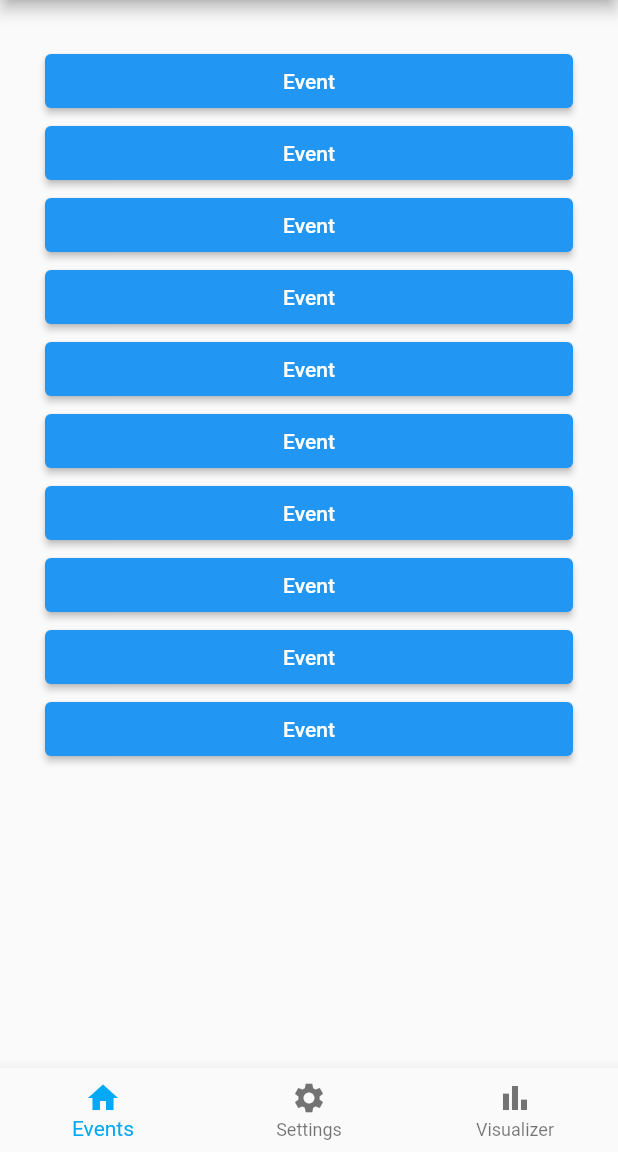
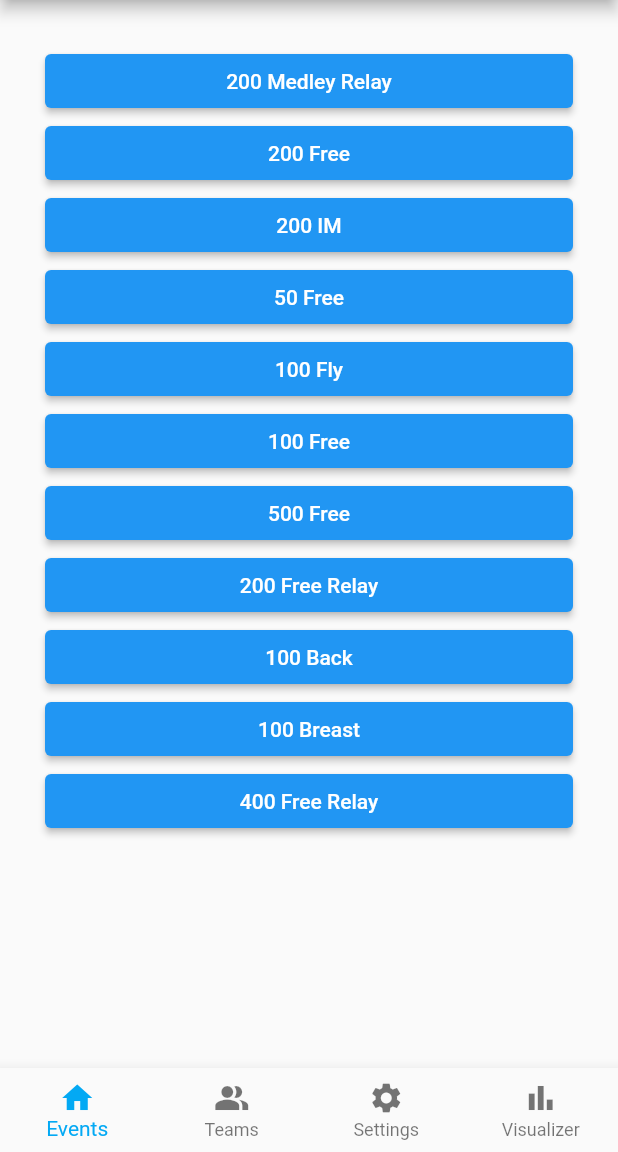
Before and after one commit to BribedJupiter/Swimscore, a Flutter app: the screen it shows after launch, on a phone screen of 412 x 824 dp, the part 84-1236 px from its top. Run offline on Flutter 3.47's test engine with Material 2 defaults, Android fonts, the light colour scheme and no system bars.

Commit message:
Added default events

```diff
--- a/lib/main.dart
+++ b/lib/main.dart
@@ -1,4 +1,20 @@
 import 'package:flutter/material.dart';
+
+var defaultEventData = <EventData>[
+  EventData(200, 'Medley Relay', 8, true),
+  EventData(200, 'Free', 8, false),
+  EventData(200, 'IM', 8, false),
+  EventData(50, 'Free', 8, false),
+  EventData(100, 'Fly', 8, false),
+  EventData(100, 'Free', 8, false),
+  EventData(500, 'Free', 8, false),
+  EventData(200, 'Free Relay', 8, true),
+  EventData(100, 'Back', 8, false),
+  EventData(100, 'Breast', 8, false),
+  EventData(400, 'Free Relay', 8, true)
+];
+List<EventData> eventDataList = [];
+bool useDefaults = true;
 
 void main() {
   runApp(const MyApp());
@@ -10,6 +26,9 @@ class MyApp extends StatelessWidget {
   // This widget is the root of your application.
   @override
   Widget build(BuildContext context) {
+    if (useDefaults) {
+      eventDataList = defaultEventData;
+    }
     return MaterialApp(
       title: 'Swimscore',
       theme: ThemeData(
@@ -24,15 +43,15 @@ class MyApp extends StatelessWidget {
         // is not restarted.
         primarySwatch: Colors.blue,
       ),
-      home: const MyHomePage(
+      home: const EventPage(
           title: 'Swimscore'
       ),
     );
   }
 }
 
-class MyHomePage extends StatefulWidget {
-  const MyHomePage({super.key, required this.title});
+class EventPage extends StatefulWidget {
+  const EventPage({super.key, required this.title});
 
   // This widget is the home page of your application. It is stateful, meaning
   // that it has a State object (defined below) that contains fields that affect
@@ -46,10 +65,10 @@ class MyHomePage extends StatefulWidget {
   final String title;
 
   @override
-  State<MyHomePage> createState() => _MyHomePageState();
+  State<EventPage> createState() => _EventState();
 }
 
-class _MyHomePageState extends State<MyHomePage> {
+class _EventState extends State<EventPage> {
   int _selectedIndex = 0;
 
   void _onItemTapped(int index) {
@@ -79,10 +98,15 @@ class _MyHomePageState extends State<MyHomePage> {
         child: EventList(title: 'Events',),
       ),
       bottomNavigationBar: BottomNavigationBar(
+        type: BottomNavigationBarType.fixed,
         items: const <BottomNavigationBarItem>[
           BottomNavigationBarItem(
               icon: Icon(Icons.home),
               label: 'Events',
+          ),
+          BottomNavigationBarItem(
+            icon: Icon(Icons.people_alt),
+            label: 'Teams',
           ),
           BottomNavigationBarItem(
               icon: Icon(Icons.settings),
@@ -111,6 +135,7 @@ class EventList extends StatefulWidget {
 }
 
 class _EventListState extends State<EventList> {
+  int items = eventDataList.length;
   void _eventPressed() {
     setState(() {
 
@@ -120,11 +145,11 @@ class _EventListState extends State<EventList> {
   Widget build(BuildContext context) {
     return ListView.builder(
         padding: const EdgeInsets.all(30),
-        itemCount: 10,
+        itemCount: items,
         itemBuilder: (context, i) {
           return ElevatedButton(
               onPressed: _eventPressed,
-              child: const Text("Event"),
+              child: Text(eventDataList[i].distance.toString() + " " + eventDataList[i].name),
           );
         }
     );
@@ -142,7 +167,7 @@ class EventData
   List<int> placesValues = []; // The point value of each placement i.e. 6, 5, 4, 3, 2, 1
 
   EventData(this.distance, this.name, this.places, this.isRelay) {
-    placeTeams.length = places;
-    placesValues.length = places;
+    //placeTeams.length = places;
+    //placesValues.length = places;
   }
 }
```
